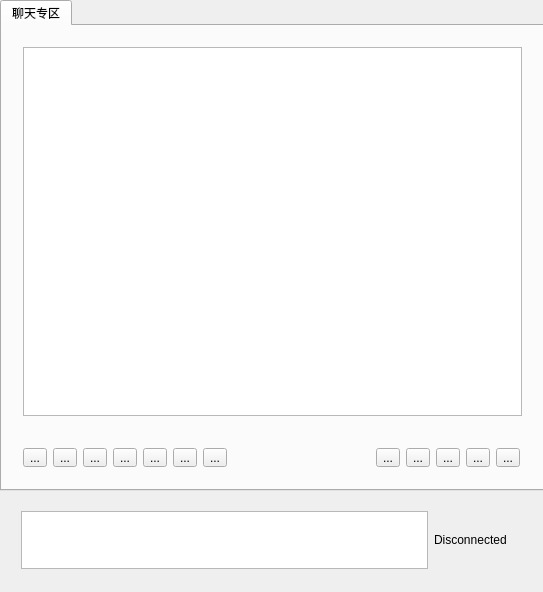
Old version of the form t1wrenchmainwindow.ui in the repository baohaojun/system-config.
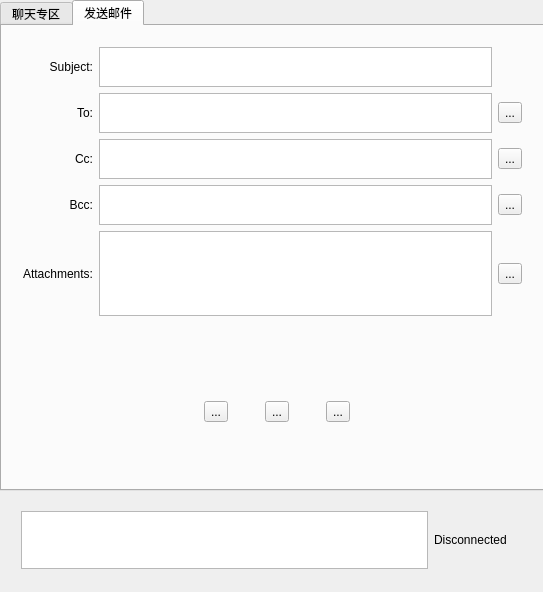
New version of the form. Icons and pictures are not drawn. Custom widgets are drawn as their Qt base class.

Commit message: contactmodel.cpp: can select emails contactmodel.h: can select emails t1wrenchmainwindow.cpp: can do email t1wrenchmainwindow.h: email t1wrenchmainwindow.ui: email

Patch:
```diff
--- a/t1wrenchmainwindow.ui
+++ b/t1wrenchmainwindow.ui
@@ -24,7 +24,7 @@
      </rect>
     </property>
     <property name="currentIndex">
-     <number>0</number>
+     <number>1</number>
     </property>
     <widget class="QWidget" name="tab_4">
      <attribute name="title">
@@ -207,6 +207,202 @@
       </layout>
      </widget>
     </widget>
+    <widget class="QWidget" name="tab">
+     <attribute name="title">
+      <string>发送邮件</string>
+     </attribute>
+     <widget class="QWidget" name="gridLayoutWidget_2">
+      <property name="geometry">
+       <rect>
+        <x>10</x>
+        <y>10</y>
+        <width>521</width>
+        <height>291</height>
+       </rect>
+      </property>
+      <layout class="QGridLayout" name="gridLayout_2">
+       <item row="3" column="1">
+        <widget class="QPlainTextEdit" name="ptMailBcc">
+         <property name="maximumSize">
+          <size>
+           <width>16777215</width>
+           <height>40</height>
+          </size>
+         </property>
+         <property name="tabChangesFocus">
+          <bool>true</bool>
+         </property>
+        </widget>
+       </item>
+       <item row="0" column="0">
+        <widget class="QLabel" name="label_5">
+         <property name="text">
+          <string>Subject:</string>
+         </property>
+         <property name="alignment">
+          <set>Qt::AlignRight|Qt::AlignTrailing|Qt::AlignVCenter</set>
+         </property>
+        </widget>
+       </item>
+       <item row="3" column="2">
+        <widget class="QToolButton" name="tbMailAddBcc">
+         <property name="text">
+          <string>...</string>
+         </property>
+        </widget>
+       </item>
+       <item row="4" column="2">
+        <widget class="QToolButton" name="tbMailAddAttachment">
+         <property name="text">
+          <string>...</string>
+         </property>
+        </widget>
+       </item>
+       <item row="1" column="1">
+        <widget class="QPlainTextEdit" name="ptMailTo">
+         <property name="maximumSize">
+          <size>
+           <width>16777215</width>
+           <height>40</height>
+          </size>
+         </property>
+         <property name="tabChangesFocus">
+          <bool>true</bool>
+         </property>
+        </widget>
+       </item>
+       <item row="1" column="0">
+        <widget class="QLabel" name="label">
+         <property name="text">
+          <string>To:</string>
+         </property>
+         <property name="alignment">
+          <set>Qt::AlignRight|Qt::AlignTrailing|Qt::AlignVCenter</set>
+         </property>
+        </widget>
+       </item>
+       <item row="3" column="0">
+        <widget class="QLabel" name="label_3">
+         <property name="text">
+          <string>Bcc:</string>
+         </property>
+         <property name="alignment">
+          <set>Qt::AlignRight|Qt::AlignTrailing|Qt::AlignVCenter</set>
+         </property>
+        </widget>
+       </item>
+       <item row="1" column="2">
+        <widget class="QToolButton" name="tbMailAddTo">
+         <property name="text">
+          <string>...</string>
+         </property>
+        </widget>
+       </item>
+       <item row="4" column="0">
+        <widget class="QLabel" name="label_4">
+         <property name="text">
+          <string>Attachments:</string>
+         </property>
+         <property name="alignment">
+          <set>Qt::AlignRight|Qt::AlignTrailing|Qt::AlignVCenter</set>
+         </property>
+        </widget>
+       </item>
+       <item row="2" column="0">
+        <widget class="QLabel" name="label_2">
+         <property name="text">
+          <string>Cc:</string>
+         </property>
+         <property name="alignment">
+          <set>Qt::AlignRight|Qt::AlignTrailing|Qt::AlignVCenter</set>
+         </property>
+        </widget>
+       </item>
+       <item row="0" column="1">
+        <widget class="QPlainTextEdit" name="ptMailSubject">
+         <property name="maximumSize">
+          <size>
+           <width>16777215</width>
+           <height>40</height>
+          </size>
+         </property>
+         <property name="tabChangesFocus">
+          <bool>true</bool>
+         </property>
+        </widget>
+       </item>
+       <item row="2" column="1">
+        <widget class="QPlainTextEdit" name="ptMailCc">
+         <property name="maximumSize">
+          <size>
+           <width>16777215</width>
+           <height>40</height>
+          </size>
+         </property>
+         <property name="tabChangesFocus">
+          <bool>true</bool>
+         </property>
+        </widget>
+       </item>
+       <item row="2" column="2">
+        <widget class="QToolButton" name="tbMailAddCc">
+         <property name="text">
+          <string>...</string>
+         </property>
+        </widget>
+       </item>
+       <item row="4" column="1">
+        <widget class="QPlainTextEdit" name="ptMailAttachments">
+         <property name="tabChangesFocus">
+          <bool>true</bool>
+         </property>
+        </widget>
+       </item>
+      </layout>
+     </widget>
+     <widget class="QWidget" name="horizontalLayoutWidget">
+      <property name="geometry">
+       <rect>
+        <x>160</x>
+        <y>360</y>
+        <width>231</width>
+        <height>51</height>
+       </rect>
+      </property>
+      <layout class="QHBoxLayout" name="horizontalLayout">
+       <item>
+        <widget class="QToolButton" name="tbMailClear">
+         <property name="toolTip">
+          <string>清除所有输入</string>
+         </property>
+         <property name="text">
+          <string>...</string>
+         </property>
+        </widget>
+       </item>
+       <item>
+        <widget class="QToolButton" name="tbMailLoad">
+         <property name="toolTip">
+          <string>打开邮件常用联系人</string>
+         </property>
+         <property name="text">
+          <string>...</string>
+         </property>
+        </widget>
+       </item>
+       <item>
+        <widget class="QToolButton" name="tbMailSave">
+         <property name="toolTip">
+          <string>保存为常用邮件联系人</string>
+         </property>
+         <property name="text">
+          <string>...</string>
+         </property>
+        </widget>
+       </item>
+      </layout>
+     </widget>
+    </widget>
    </widget>
    <widget class="QWidget" name="gridLayoutWidget">
     <property name="geometry">
```
Left out of the diff: 16 changed lines with no effect on the pictures. The commit also changes 4 other files.
